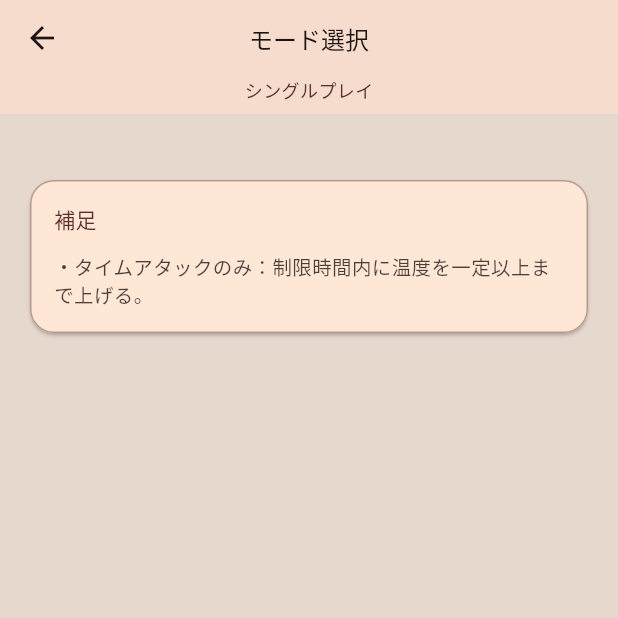
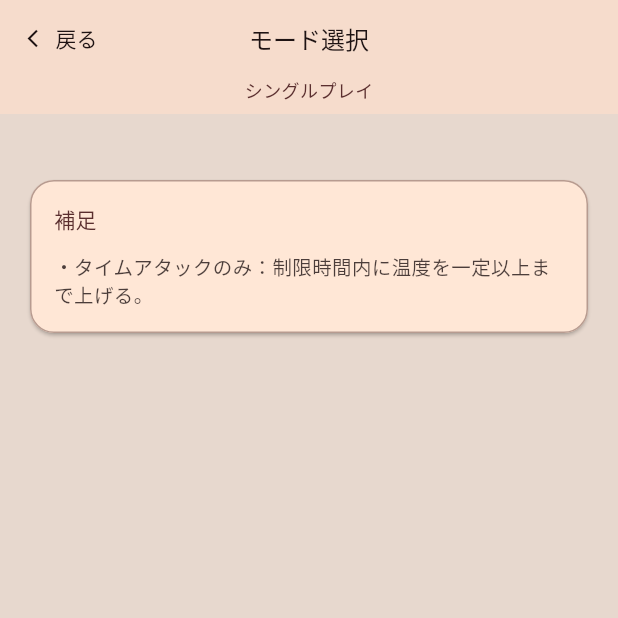
Before and after one commit to fukai0116/spajam-2025, a Flutter app: the ModeSelectionScreen screen opened by its route, on a phone screen of 412 x 824 dp, the top half of it. Run offline on Flutter 3.47's test engine with Material 3 defaults, Android fonts, the light colour scheme and no system bars; our stand-ins replace go_router; Roboto replaces fonts that are missing (ui-sans-serif).

Commit message:
Revert "戻るボタンが機能するように修正"

```diff
--- a/lib/app_router.dart
+++ b/lib/app_router.dart
@@ -12,16 +12,14 @@ final router = GoRouter(
     GoRoute(
       path: '/',
       builder: (context, state) => const StartScreen(),
-      routes: [
-        GoRoute(
-          path: 'mode',
-          builder: (context, state) => const ModeSelectionScreen(),
-        ),
-        GoRoute(
-          path: 'matching',
-          builder: (context, state) => const MatchingScreen(),
-        ),
-      ],
+    ),
+    GoRoute(
+      path: '/mode',
+      builder: (context, state) => const ModeSelectionScreen(),
+    ),
+    GoRoute(
+      path: '/matching',
+      builder: (context, state) => const MatchingScreen(),
     ),
     GoRoute(
       path: '/game',
--- a/lib/screens/mode_selection_screen.dart
+++ b/lib/screens/mode_selection_screen.dart
@@ -10,7 +10,16 @@ class ModeSelectionScreen extends StatelessWidget {
 
     return Scaffold(
       appBar: AppBar(
-
+        leading: TextButton.icon(
+          onPressed: () => context.pop(),
+          icon: const Icon(Icons.arrow_back_ios_new, size: 14),
+          label: const Text('戻る'),
+          style: TextButton.styleFrom(
+            foregroundColor: theme.textTheme.bodyMedium?.color,
+            padding: const EdgeInsets.symmetric(horizontal: 12),
+          ),
+        ),
+        leadingWidth: 80,
         title: const Text(
           'モード選択',
           style: TextStyle(fontSize: 16, letterSpacing: 0.02),
@@ -28,7 +37,7 @@ class ModeSelectionScreen extends StatelessWidget {
         backgroundColor: theme.colorScheme.surface,
         elevation: 1,
         centerTitle: true,
-
+        automaticallyImplyLeading: false,
       ),
       body: SingleChildScrollView(
         padding: const EdgeInsets.all(16.0),
@@ -74,7 +83,7 @@ class ModeSelectionScreen extends StatelessWidget {
         padding: EdgeInsets.fromLTRB(16, 8, 16, 8 + MediaQuery.of(context).padding.bottom),
         child: ElevatedButton(
           onPressed: () {
-            context.push('/game');
+            context.go('/game');
           },
           child: const Text('タイムアタック'),
         ),
--- a/lib/screens/start_screen.dart
+++ b/lib/screens/start_screen.dart
@@ -114,7 +114,7 @@ class StartScreen extends StatelessWidget {
                           const SizedBox(height: 10),
                           ElevatedButton(
                             onPressed: () {
-                              context.push('/matching');
+                              context.go('/matching');
                             },
                             child: const Text('マルチプレイ'),
                           ),
```
Also changed, not shown: lib/screens/matching_screen.dart (+12 -3 lines).
